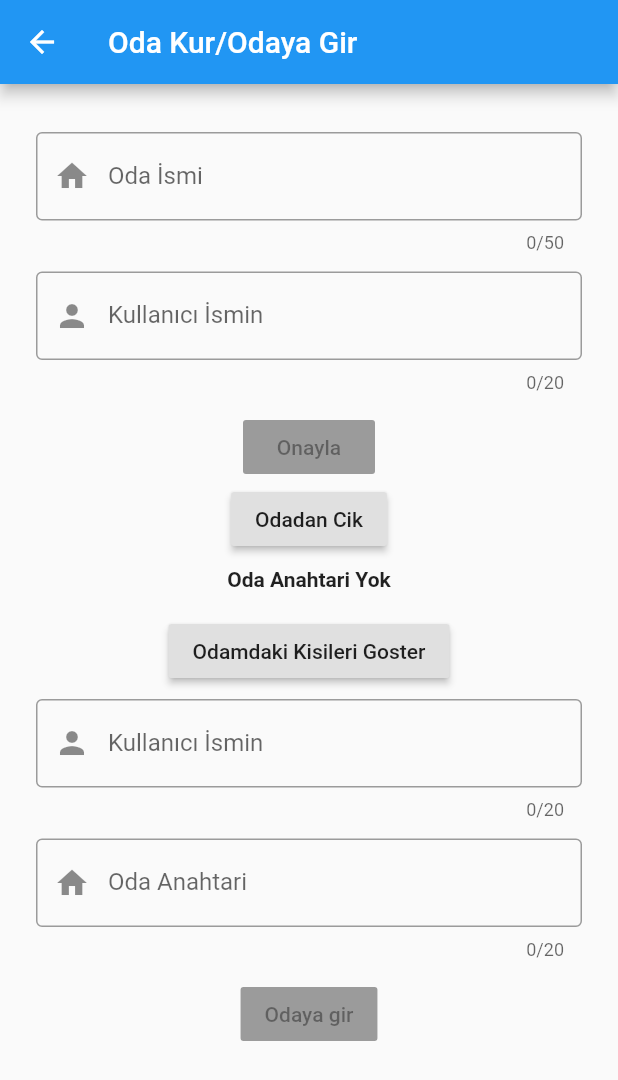
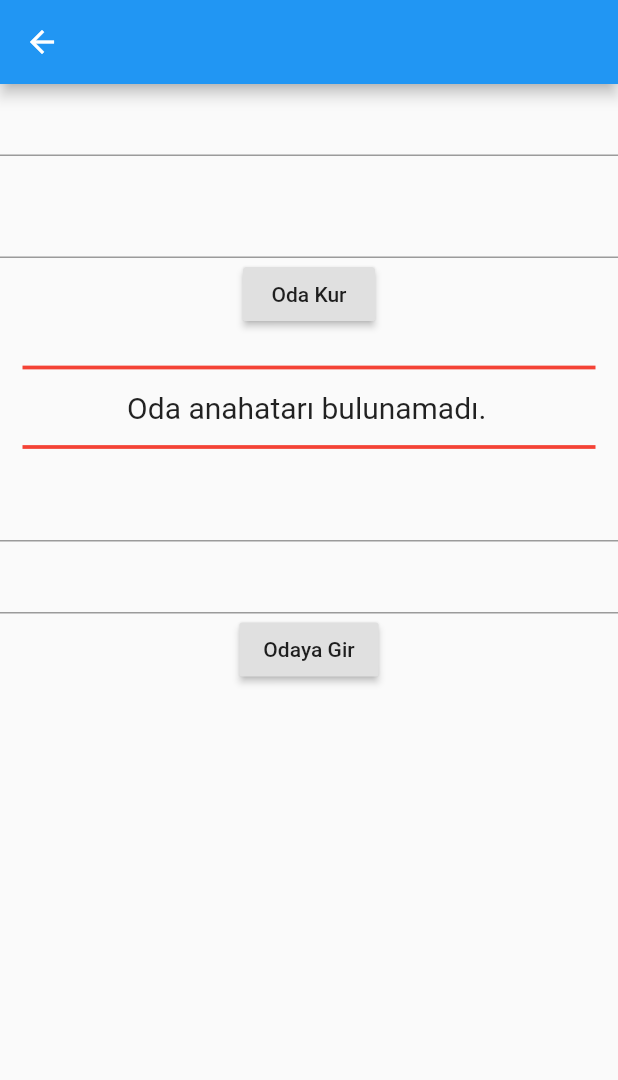
Before and after one commit to sercantor/cizelge_app, a Flutter app: the AddRoomContents screen opened directly, on a phone screen of 412 x 824 dp. Shown: the top 1080 px of the screen. Run offline on Flutter 3.47's test engine with Material 2 defaults, Android fonts, the phone set to English and light mode, and no system bars; our stand-ins replace cloud_firestore, firebase_auth, flutter_calendar_carousel, google_sign_in, shared_preferences; accounts and stored records are empty.

Commit message:
Changed addRoomContents, need to check connection next

```diff
--- a/lib/screens/add_room_contents.dart
+++ b/lib/screens/add_room_contents.dart
@@ -5,36 +5,28 @@ import 'package:flutter/material.dart';
 import 'package:provider/provider.dart';
 import 'package:shared_preferences/shared_preferences.dart';
 
+List<GlobalKey<FormState>> _formKeys = [
+  GlobalKey<FormState>(),
+  GlobalKey<FormState>()
+];
+
 class AddRoomContents extends StatefulWidget {
   @override
   _AddRoomContentsState createState() => _AddRoomContentsState();
 }
 
 class _AddRoomContentsState extends State<AddRoomContents> {
-  final roomIdController = TextEditingController();
-  final userIdController = TextEditingController();
-  final newRoomKeyController = TextEditingController(); //TODO: change naming
-  final newUserIdController = TextEditingController(); //TODO: change naming
-  bool isButtonDisabled;
-  bool isButtonDisabledAddUser;
-
-  @override
-  void initState() {
-    super.initState();
-    isButtonDisabled = false;
-    isButtonDisabledAddUser = false;
-    roomIdController.addListener(_checkIfEmpty);
-    userIdController.addListener(_checkIfEmpty);
-    newUserIdController.addListener(_checkIfEmptyAddUser);
-    newRoomKeyController.addListener(_checkIfEmptyAddUser);
-  }
+  final TextEditingController createRoomName = TextEditingController();
+  final TextEditingController createUserName = TextEditingController();
+  final TextEditingController addRoomName = TextEditingController();
+  final TextEditingController addUserName = TextEditingController();
 
   @override
   void dispose() {
-    roomIdController.dispose();
-    userIdController.dispose();
-    newUserIdController.addListener(_checkIfEmptyAddUser);
-    newRoomKeyController.addListener(_checkIfEmptyAddUser);
+    createRoomName.dispose();
+    createUserName.dispose();
+    addRoomName.dispose();
+    addUserName.dispose();
     super.dispose();
   }
 
@@ -42,187 +34,187 @@ class _AddRoomContentsState extends State<AddRoomContents> {
   Widget build(BuildContext context) {
     final db = Provider.of<DatabaseService>(context);
     final user = Provider.of<User>(context);
-
     return Scaffold(
-      appBar: AppBar(
-        title: Text('Oda Kur/Odaya Gir'),
+      appBar: AppBar(),
+      body: Builder(
+        builder: (context) => Column(
+          children: <Widget>[
+            Form(
+              key: _formKeys[0],
+              child: Container(
+                child: Column(
+                  children: <Widget>[
+                    Visibility(
+                      child: TextFormField(
+                        controller: createRoomName,
+                        validator: (value) {
+                          if (value.isEmpty) {
+                            return 'Oda ismi boş olamaz.';
+                          }
+                          return null;
+                        },
                       ),
-      body: Container(
-        child: Padding(
-          padding: EdgeInsets.fromLTRB(12.0, 20.0, 12.0, 12.0),
-          child: SingleChildScrollView(
-            child: Column(
-              mainAxisAlignment: MainAxisAlignment.start,
-              crossAxisAlignment: CrossAxisAlignment.start,
-              children: [
-                Container(
-                  padding: EdgeInsets.all(12.0),
+                      visible: (db.roomRef == null),
+                    ),
+                    SizedBox(
+                      height: 20,
+                    ),
+                    Visibility(
                       child: TextFormField(
-                    autofocus: false,
-                    maxLengthEnforced: true,
-                    maxLength: 50,
-                    controller: roomIdController,
-                    decoration: InputDecoration(
-                      prefixIcon: Icon(Icons.home),
-                      labelText: 'Oda İsmi',
-                      border: OutlineInputBorder(),
+                        controller: createUserName,
+                        validator: (value) {
+                          if (value.isEmpty) {
+                            return 'Kullanıcı ismi boş olamaz.';
+                          }
+                          return null;
+                        },
+                      ),
+                      visible: (db.roomRef == null),
+                    ),
+                    Center(
+                      child: Visibility(
+                        child: RaisedButton(
+                          onPressed: () {
+                            if (_formKeys[0].currentState.validate() &&
+                                db.roomRef == null) {
+                              db.setReferences(user.uid);
+                              db.saveReferencesToLocal();
+                              db.setRoomData(createRoomName.text);
+                              db.saveRoomDataLocal(
+                                  createRoomName.text, createUserName.text);
+                              db.setUserData(createUserName.text);
+                              Scaffold.of(context).showSnackBar(SnackBar(
+                                  content: Text('Oda Başarıyla kuruldu')));
+                            } else {
+                              Scaffold.of(context).showSnackBar(SnackBar(
+                                content: Text('Oda kuluramadı.'),
+                              ));
+                            }
+                          },
+                          child: Text('Oda Kur'),
+                        ),
+                        visible: (db.roomRef == null),
                       ),
                     ),
+                    SizedBox(
+                      height: 10.0,
                     ),
-                Container(
-                  padding: EdgeInsets.fromLTRB(12.0, 0.0, 12.0, 12.0),
-                  child: TextFormField(
-                    autofocus: false,
-                    maxLengthEnforced: true,
-                    maxLength: 20,
-                    controller: userIdController,
-                    decoration: InputDecoration(
-                      prefixIcon: Icon(Icons.person),
-                      labelText: 'Kullanıcı İsmin',
-                      border: OutlineInputBorder(),
+                    Visibility(
+                      child: RaisedButton(
+                        onPressed: () {
+                          db.exitRoom(user.uid);
+                          db.deleteFromLocal();
+                        },
+                        child: Text('Odadan Çık'),
+                      ),
+                      visible: (db.roomRef != null),
+                    ),
+                    Divider(
+                      indent: 15.0,
+                      endIndent: 15.0,
+                      thickness: 2.5,
+                      height: 30.0,
+                      color: Colors.red,
+                    ),
+                    SelectableText(
+                      (db.roomRef != null)
+                          ? 'Oda anahtarın: ${db.roomRef}'
+                          : 'Oda anahatarı bulunamadı.',
+                      style: TextStyle(fontSize: 20.0),
+                    ),
+                    Divider(
+                      indent: 15.0,
+                      endIndent: 15.0,
+                      thickness: 2.5,
+                      height: 30.0,
+                      color: Colors.red,
+                    ),
+                    Visibility(
+                      child: Center(
+                        child: Text(
+                          'Odadandaki Kişiler',
+                          style: TextStyle(
+                              fontSize: 25.0, fontWeight: FontWeight.bold),
                         ),
                       ),
+                      visible: db.roomRef != null,
                     ),
-                Center(
-                  child: RaisedButton(
-                    child: Text('Onayla'),
-                    onPressed: isButtonDisabled
-                        ? () {
-                            setState(() {
-                              isButtonDisabledAddUser = false;
-                              isButtonDisabled = false;
-                            });
-                            db.setReferences(user.uid);
-                            db.setRoomData(roomIdController.text);
-                            db.setUserData(userIdController.text);
-                            db.saveRoomDataLocal(
-                                roomIdController.text, userIdController.text);
-                            db.saveReferencesToLocal();
-                          }
-                        : null,
-                  ),
-                ),
-                Center(
-                  child: RaisedButton(
-                    child: Text('Odadan Cik'),
-                    onPressed: () {
-                      db.exitRoom(user.uid);
-                    },
-                  ),
-                ),
-                Padding(
-                  padding: const EdgeInsets.all(8.0),
-                  child: Center(
-                      child: db.roomRef != null
-                          ? SelectableText(
-                              'Oda Anahtarin: ${db.roomRef}',
-                              style: TextStyle(fontWeight: FontWeight.bold),
-                            )
-                          : Text(
-                              'Oda Anahtari Yok',
-                              style: TextStyle(fontWeight: FontWeight.bold),
-                            )),
-                ),
-                Center(
-                  child: Padding(
-                    padding: const EdgeInsets.all(8.0),
-                    child: RaisedButton(
-                      child: Text('Odamdaki Kisileri Goster'),
-                      onPressed: () {
-                        showDialog(
-                          context: context,
-                          builder: (BuildContext context) {
-                            return Dialog(
-                              shape: RoundedRectangleBorder(
-                                borderRadius: BorderRadius.circular(20.0),
-                              ),
-                              child: Container(
-                                height: 450,
-                                child: Padding(
-                                  padding: const EdgeInsets.all(12.0),
-                                  child: Column(
-                                    children: <Widget>[
-                                      Center(child: Text(db.roomName, style: TextStyle(fontWeight: FontWeight.bold, fontSize: 15.0),)),
-                                      StreamBuilder<QuerySnapshot>(
+                    Visibility(
+                      child: StreamBuilder<QuerySnapshot>(
                           stream: db.queryDisplayId(),
                           builder: (context, snapshot) {
                             if (!snapshot.hasData) {
                               return CircularProgressIndicator();
                             }
-                                            return Container(
-                                              height: 400,
-                                              width: 200,
+                            return Center(
                               child: ListView.builder(
-                                                  itemCount: snapshot
-                                                      .data.documents.length,
-                                                  itemBuilder:
-                                                      (context, index) {
-                                                    return _buildUserList(
-                                                        context,
-                                                        snapshot.data
-                                                            .documents[index]);
+                                  shrinkWrap: true,
+                                  itemCount: snapshot.data.documents.length,
+                                  itemBuilder: (context, index) {
+                                    return _buildUserList(context,
+                                        snapshot.data.documents[index]);
                                   }),
                             );
-                                          })
+                          }),
+                      visible: db.roomRef != null,
+                    )
                   ],
                 ),
               ),
             ),
-                            );
-                          },
-                        );
+            Form(
+              key: _formKeys[1],
+              child: Container(
+                child: Column(
+                  children: <Widget>[
+                    Visibility(
+                      child: TextFormField(
+                        controller: addUserName,
+                        validator: (value) {
+                          if (value.isEmpty) {
+                            return 'Kullanıcı ismi boş olamaz.';
+                          }
+                          return null;
                         },
                       ),
+                      visible: (db.roomRef == null),
                     ),
+                    Visibility(
+                      child: TextFormField(
+                        controller: addRoomName,
+                        validator: (value) {
+                          if (value.isEmpty) {
+                            return 'Senle paylaşılan oda anahtarını gir.';
+                          }
+                          return null;
+                        },
                       ),
-                Container(
-                  padding: EdgeInsets.fromLTRB(12.0, 0.0, 12.0, 12.0),
-                  child: TextFormField(
-                    autofocus: false,
-                    maxLengthEnforced: true,
-                    controller: newUserIdController,
-                    maxLength: 20,
-                    decoration: InputDecoration(
-                        prefixIcon: Icon(Icons.person),
-                        labelText: 'Kullanıcı İsmin',
-                        border: OutlineInputBorder()),
+                      visible: (db.roomRef == null),
                     ),
+                    Visibility(
+                      child: RaisedButton(
+                        onPressed: () async {
+                          bool didEnter = await db.addUserToRoom(
+                              addUserName.text, addRoomName.text, user.uid);
+                          if (_formKeys[1].currentState.validate() &&
+                              didEnter) {
+                            Scaffold.of(context).showSnackBar(SnackBar(
+                                content: Text('Odaya başarıyla girildi.')));
+                          } else {
+                            Scaffold.of(context).showSnackBar(SnackBar(
+                                content: Text(
+                                    'Odaya girilemedi. Anahtarı yanlış girmiş olabilir misin?')));
+                          }
+                        },
+                        child: Text('Odaya Gir'),
                       ),
-                Container(
-                  padding: EdgeInsets.fromLTRB(12.0, 0.0, 12.0, 12.0),
-                  child: TextFormField(
-                    autofocus: false,
-                    maxLengthEnforced: true,
-                    controller: newRoomKeyController,
-                    maxLength: 20,
-                    decoration: InputDecoration(
-                        prefixIcon: Icon(Icons.home),
-                        labelText: 'Oda Anahtari',
-                        border: OutlineInputBorder()),
-                  ),
-                ),
-                Center(
-                  child: RaisedButton(
-                    child: Text('Odaya gir'),
-                    onPressed: isButtonDisabledAddUser
-                        ? () async {
-                            bool didEnterRoom = await db.addUserToRoom(
-                                newUserIdController.text,
-                                newRoomKeyController.text,
-                                user.uid);
-                            if (didEnterRoom) {
-                              setState(() {
-                                isButtonDisabledAddUser = false;
-                                isButtonDisabled = false;
-                              });
-                            }
-                          }
-                        : null,
-                  ),
+                      visible: db.roomRef == null,
                     ),
                   ],
                 ),
               ),
+            )
+          ],
         ),
       ),
     );
@@ -233,41 +225,4 @@ class _AddRoomContentsState extends State<AddRoomContents> {
       title: Text(document['displayid']),
     );
   }
-
-  _checkIfEmpty() async {
-    final prefs = await SharedPreferences.getInstance();
-    String roomKey;
-    setState(() {
-      roomKey = prefs.getString('roomkey');
-    });
-    if (roomIdController.text.isEmpty ||
-        userIdController.text.isEmpty ||
-        (roomKey != null)) {
-      setState(() {
-        isButtonDisabled = false;
-      });
-    } else {
-      setState(() {
-        isButtonDisabled = true;
-      });
 }
-  }
-
-  _checkIfEmptyAddUser() async {
-    final prefs = await SharedPreferences.getInstance();
-    String roomKey;
-    roomKey = prefs.getString('roomkey');
-
-    if (newRoomKeyController.text.isEmpty ||
-        newUserIdController.text.isEmpty ||
-        (roomKey != null)) {
-      setState(() {
-        isButtonDisabledAddUser = false;
-      });
-    } else {
-      setState(() {
-        isButtonDisabledAddUser = true;
-      });
-    }
-  }
-}
```
Also changed, not shown: lib/services/database.dart (+27 -24 lines), 1 other file. Lines whose indentation alone changed are shown as unchanged.
